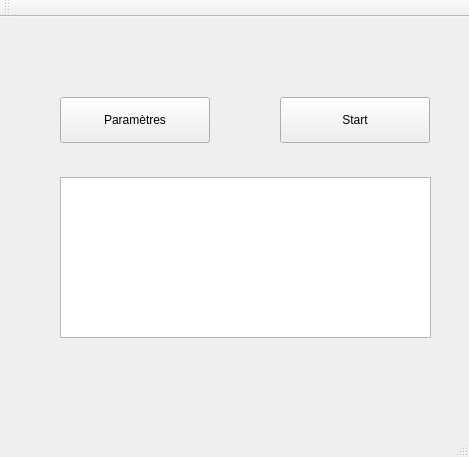
Before: the Qt Designer form CanYouShakeItQt/CanYouShakeItQt/mainwindow.ui in CanYouDevelopIt/CanYouShakeIt, drawn with Qt 5.
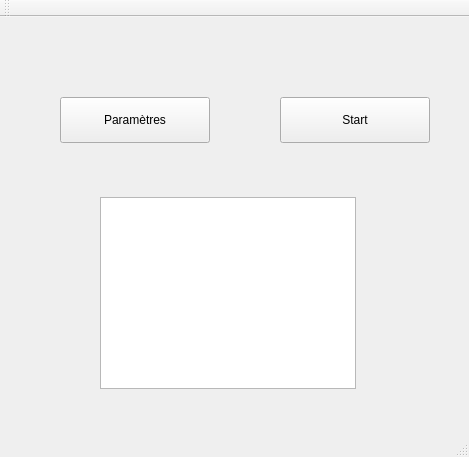
After: the same form once the commit is applied.

What changed in the file:
```diff
--- a/CanYouShakeItQt/CanYouShakeItQt/mainwindow.ui
+++ b/CanYouShakeItQt/CanYouShakeItQt/mainwindow.ui
@@ -40,13 +40,13 @@
      <string>Paramètres</string>
     </property>
    </widget>
-   <widget class="QListView" name="listJoueur">
+   <widget class="QListWidget" name="listWidget">
     <property name="geometry">
      <rect>
-      <x>60</x>
-      <y>160</y>
-      <width>371</width>
-      <height>161</height>
+      <x>100</x>
+      <y>180</y>
+      <width>256</width>
+      <height>192</height>
      </rect>
     </property>
    </widget>
```
